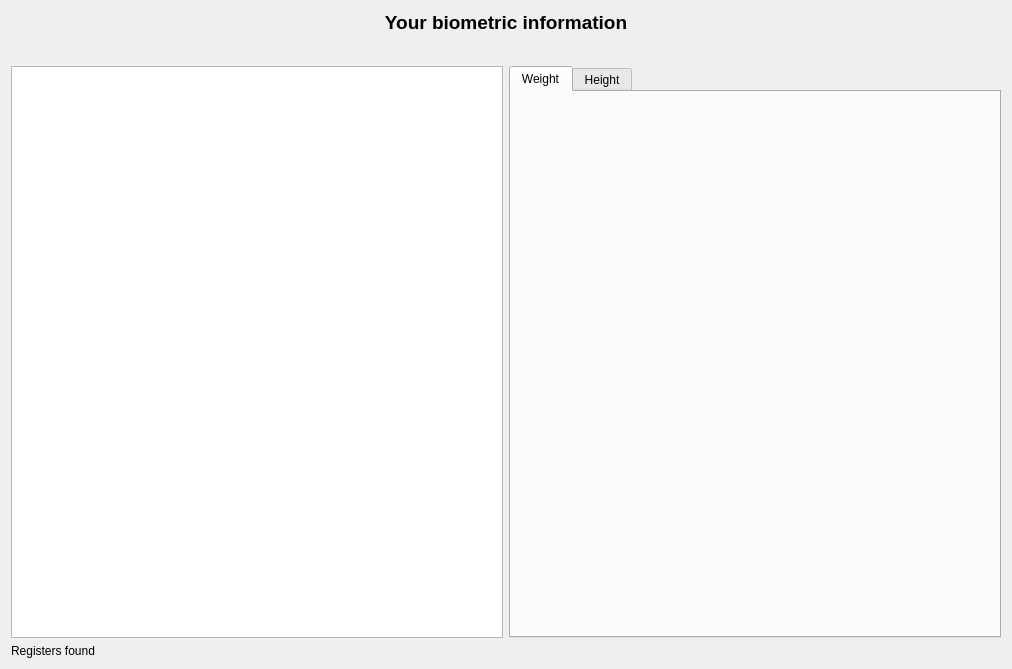
This is caloriestracker/ui/wdgBiometrics.ui in turulomio/caloriestracker as Qt 5 draws it before an edit. The edited form follows.
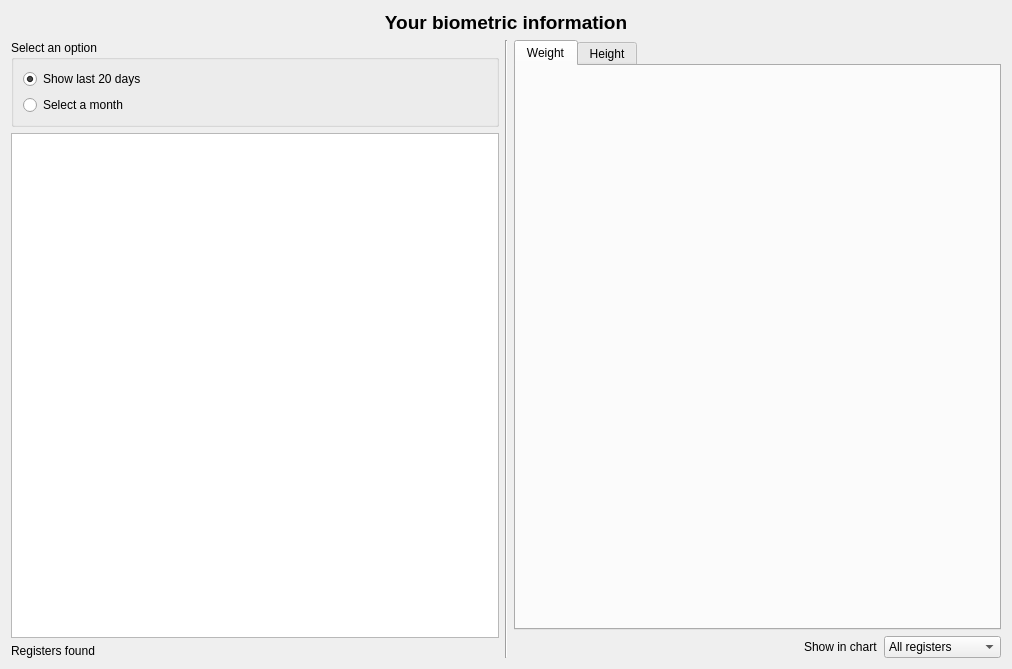
This is the edited form. Icons and pictures are not drawn. Custom widgets are drawn as their Qt base class.

Patch:
```diff
--- a/caloriestracker/ui/wdgBiometrics.ui
+++ b/caloriestracker/ui/wdgBiometrics.ui
@@ -10,9 +10,9 @@
     <height>669</height>
    </rect>
   </property>
-  <layout class="QHBoxLayout" name="horizontalLayout_4">
+  <layout class="QHBoxLayout" name="horizontalLayout_5">
    <item>
-    <layout class="QVBoxLayout" name="verticalLayout_4">
+    <layout class="QVBoxLayout" name="verticalLayout_6">
      <item>
       <widget class="QLabel" name="lbl">
        <property name="font">
@@ -31,40 +31,49 @@
       </widget>
      </item>
      <item>
+      <layout class="QHBoxLayout" name="horizontalLayout_4">
+       <item>
+        <layout class="QVBoxLayout" name="verticalLayout_4">
+         <item>
+          <widget class="QGroupBox" name="groupBox">
+           <property name="title">
+            <string>Select an option</string>
+           </property>
+           <layout class="QVBoxLayout" name="verticalLayout_3">
+            <item>
+             <layout class="QVBoxLayout" name="verticalLayout">
+              <item>
+               <widget class="QRadioButton" name="rad20days">
+                <property name="text">
+                 <string>Show last 20 days</string>
+                </property>
+                <property name="checked">
+                 <bool>true</bool>
+                </property>
+                <property name="autoExclusive">
+                 <bool>true</bool>
+                </property>
+               </widget>
+              </item>
+              <item>
       <layout class="QHBoxLayout" name="horizontalLayout">
        <item>
-        <spacer name="horizontalSpacer">
-         <property name="orientation">
-          <enum>Qt::Horizontal</enum>
-         </property>
-         <property name="sizeHint" stdset="0">
-          <size>
-           <width>40</width>
-           <height>20</height>
-          </size>
-         </property>
-        </spacer>
+                 <widget class="QRadioButton" name="radMonth">
+                  <property name="text">
+                   <string>Select a month</string>
+                  </property>
+                 </widget>
        </item>
        <item>
         <widget class="wdgYearMonth" name="wdgYM" native="true"/>
        </item>
-       <item>
-        <spacer name="horizontalSpacer_2">
-         <property name="orientation">
-          <enum>Qt::Horizontal</enum>
-         </property>
-         <property name="sizeHint" stdset="0">
-          <size>
-           <width>40</width>
-           <height>20</height>
-          </size>
-         </property>
-        </spacer>
+               </layout>
        </item>
       </layout>
      </item>
-     <item>
-      <layout class="QHBoxLayout" name="horizontalLayout_3">
+           </layout>
+          </widget>
+         </item>
        <item>
         <widget class="myQTableWidget" name="tblBiometrics">
          <property name="contextMenuPolicy">
@@ -91,6 +100,24 @@
         </widget>
        </item>
        <item>
+          <widget class="QLabel" name="lblFound">
+           <property name="text">
+            <string>Registers found</string>
+           </property>
+          </widget>
+         </item>
+        </layout>
+       </item>
+       <item>
+        <widget class="Line" name="line">
+         <property name="orientation">
+          <enum>Qt::Vertical</enum>
+         </property>
+        </widget>
+       </item>
+       <item>
+        <layout class="QVBoxLayout" name="verticalLayout_5">
+         <item>
         <layout class="QVBoxLayout" name="layTab">
          <item>
           <widget class="QTabWidget" name="tabWidget">
@@ -121,14 +148,58 @@
          </item>
         </layout>
        </item>
-      </layout>
+         <item>
+          <layout class="QHBoxLayout" name="horizontalLayout_3">
+           <item>
+            <spacer name="horizontalSpacer">
+             <property name="orientation">
+              <enum>Qt::Horizontal</enum>
+             </property>
+             <property name="sizeHint" stdset="0">
+              <size>
+               <width>40</width>
+               <height>20</height>
+              </size>
+             </property>
+            </spacer>
      </item>
      <item>
-      <widget class="QLabel" name="lblFound">
+            <widget class="QLabel" name="label">
        <property name="text">
-        <string>Registers found</string>
-       </property>
-      </widget>
+              <string>Show in chart</string>
+             </property>
+            </widget>
+           </item>
+           <item>
+            <widget class="QComboBox" name="cmbChart">
+             <property name="currentIndex">
+              <number>0</number>
+             </property>
+             <property name="sizeAdjustPolicy">
+              <enum>QComboBox::AdjustToContents</enum>
+             </property>
+             <item>
+              <property name="text">
+               <string>All registers</string>
+              </property>
+             </item>
+             <item>
+              <property name="text">
+               <string>Last year</string>
+              </property>
+             </item>
+             <item>
+              <property name="text">
+               <string>Last three years</string>
+              </property>
+             </item>
+            </widget>
+           </item>
+          </layout>
+         </item>
+        </layout>
+       </item>
+      </layout>
      </item>
     </layout>
    </item>
```
Lines whose indentation alone changed are shown as unchanged.
